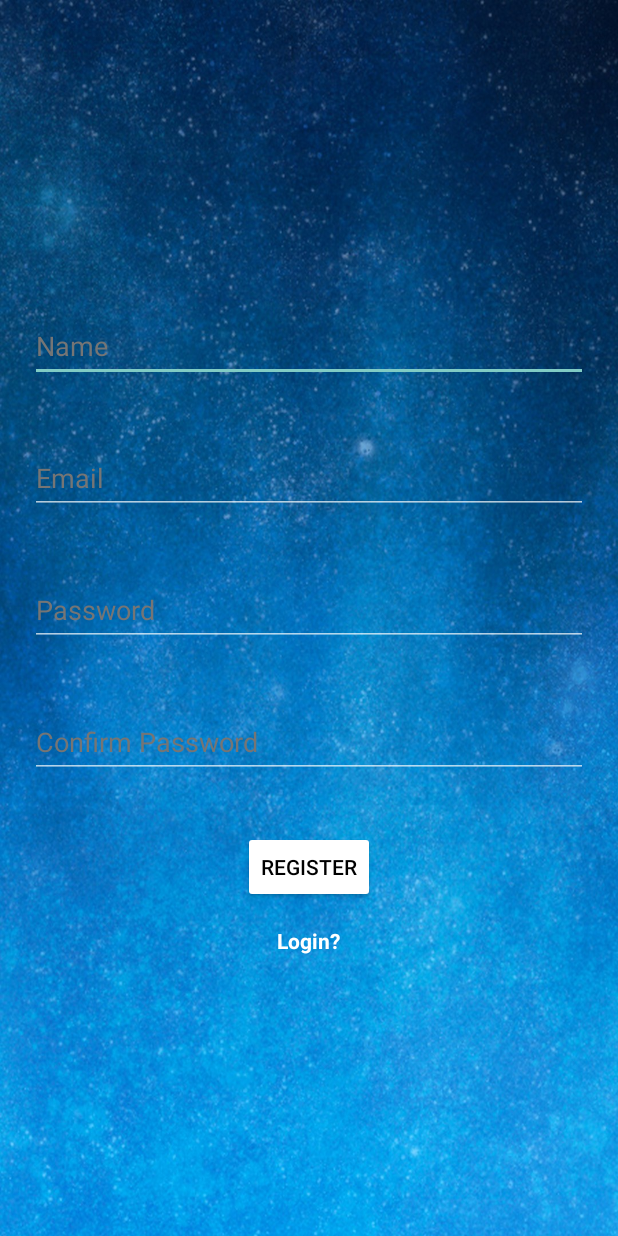
After one commit to smghazijaffri/Fitness-App, an Android app: the Register screen opened directly, with no data from a screen before it, on a phone screen of 412 x 824 dp. The commit adds this screen. Run offline under Robolectric (Android 15) with nearby library versions, the phone set to English and light mode, and no system bars; our stand-ins replace Firebase (no records; nobody signed in at launch, a user with empty details on screens opened directly).

Commit message:
Register

```diff
--- /dev/null
+++ b/app/src/main/java/com/example/fitnessapp/Register.java
@@ -0,0 +1,113 @@
+package com.example.fitnessapp;
+
+import androidx.annotation.NonNull;
+import androidx.appcompat.app.AppCompatActivity;
+
+import android.content.Intent;
+import android.os.Bundle;
+import android.view.View;
+import android.widget.Button;
+import android.widget.EditText;
+import android.widget.TextView;
+import android.widget.Toast;
+
+import com.google.android.gms.tasks.OnCompleteListener;
+import com.google.android.gms.tasks.Task;
+import com.google.firebase.auth.AuthResult;
+import com.google.firebase.auth.FirebaseAuth;
+
+import java.util.regex.Matcher;
+import java.util.regex.Pattern;
+
+public class Register extends AppCompatActivity {
+    private static final String TAG = "FirebaseInItProvider";
+    private FirebaseAuth Use;
+    EditText Name, Email, Password, ConfirmPass;
+    Button Register;
+    TextView Login;
+
+    @Override
+    protected void onCreate(Bundle savedInstanceState) {
+        super.onCreate(savedInstanceState);
+        setContentView(R.layout.activity_register);
+        onBackPressed();
+        Use = FirebaseAuth.getInstance();
+        Name =findViewById(R.id.regname);
+        Email =findViewById(R.id.regemail);
+        Password =findViewById(R.id.regpass);
+        ConfirmPass =findViewById(R.id.cpass);
+        Register = findViewById(R.id.register);
+        Login = findViewById(R.id.log);
+
+        Register.setOnClickListener(new View.OnClickListener() {
+            @Override
+            public void onClick(View v) {
+                String pass = Password.getText().toString().trim();
+                String cpass = ConfirmPass.getText().toString().trim();
+                if (pass.equals(cpass)){
+                    Register();
+                }
+                else{
+                    Password.setError("Passwords don't match");
+                    ConfirmPass.setError("Passwords don't match");
+                    Toast.makeText(Register.this, "Passwords don't match", Toast.LENGTH_SHORT).show();
+                }
+            }
+        });
+        Login.setOnClickListener(new View.OnClickListener() {
+            @Override
+            public void onClick(View v) {
+                Intent intent = new Intent(Register.this, SignIn.class);
+                startActivity(intent);
+            }
+        });
+    }
+
+    @Override
+    public void onBackPressed() {
+        /* super.onBackPressed(); */
+    }
+
+    private void Register() {
+        String Nm = Name.getText().toString().trim();
+        String Em = Email.getText().toString().trim();
+        String Pass = Password.getText().toString().trim();
+        String CPass = ConfirmPass.getText().toString().trim();
+        if (Em.isEmpty()) {
+            Email.setError("Field Empty");
+        } else if (Nm.isEmpty()) {
+            Name.setError("Field Empty");
+        } else if (Pass.isEmpty()) {
+            Password.setError("Field Empty");
+        } else if (CPass.isEmpty()) {
+            ConfirmPass.setError("Field Empty");
+        } else if (isValidPassword(Password.getText().toString().trim())) {
+            Use.createUserWithEmailAndPassword(Em, Pass).addOnCompleteListener(new OnCompleteListener<AuthResult>() {
+                @Override
+                public void onComplete(@NonNull Task<AuthResult> task) {
+                    if (task.isSuccessful()) {
+                        Toast.makeText(Register.this, "Registration Successful", Toast.LENGTH_SHORT).show();
+                        startActivity(new Intent(Register.this, home.class));
+                    } else {
+                        Toast.makeText(Register.this, task.getException().getMessage(), Toast.LENGTH_SHORT).show();
+                    }
+                }
+            });
+        } else {
+            Toast.makeText(Register.this, "Password must contain at least 1 upper case, numeric, and special character", Toast.LENGTH_SHORT).show();
+        }
+    }
+    public boolean isValidPassword(final String password) {
+
+        Pattern pattern;
+        Matcher matcher;
+
+        final String PASSWORD_PATTERN = "^(?=.*[0-9])(?=.*[a-z])(?=.*[A-Z])(?=.*[@#$%^&+=])(?=\\S+$).{4,}$";
+
+        pattern = Pattern.compile(PASSWORD_PATTERN);
+        matcher = pattern.matcher(password);
+
+        return matcher.matches();
+
+    }
+}
--- a/app/src/main/res/layout/activity_home.xml
+++ b/app/src/main/res/layout/activity_home.xml
@@ -60,11 +60,12 @@
             android:textStyle="bold"/>
 
         <TextView
-            android:layout_width="wrap_content"
+            android:layout_width="match_parent"
             android:layout_height="wrap_content"
             android:text="FITNESS APP"
             android:textStyle="bold|italic"
             android:fontFamily="sans-serif"
+            android:gravity="center"
             android:layout_gravity= "center|bottom"
             android:textColor="@color/black"
             android:layout_margin="10dp"
--- /dev/null
+++ b/app/src/main/res/layout/activity_register.xml
@@ -0,0 +1,78 @@
+<?xml version="1.0" encoding="utf-8"?>
+<LinearLayout xmlns:android="http://schemas.android.com/apk/res/android"
+    xmlns:app="http://schemas.android.com/apk/res-auto"
+    xmlns:tools="http://schemas.android.com/tools"
+    android:layout_width="match_parent"
+    android:layout_height="match_parent"
+    android:orientation="vertical"
+    android:gravity="center"
+    android:layout_gravity="center"
+    android:background="@drawable/mobile"
+    tools:context=".Register">
+
+    <EditText
+        android:id="@+id/regname"
+        android:layout_width="match_parent"
+        android:layout_height="wrap_content"
+        android:layout_margin="20dp"
+        android:autofillHints="Enter Email"
+        android:hint="Name"
+        android:inputType="textEmailAddress"
+        android:minHeight="48dp"
+        android:textColor="@color/black"
+        android:textColorHint="#757575"/>
+
+    <EditText
+        android:id="@+id/regemail"
+        android:layout_width="match_parent"
+        android:layout_height="wrap_content"
+        android:layout_margin="20dp"
+        android:autofillHints="Enter Email"
+        android:hint="Email"
+        android:inputType="textPersonName"
+        android:minHeight="48dp"
+        android:textColor="@color/black"
+        android:textColorHint="#757575"/>
+
+    <EditText
+        android:id="@+id/regpass"
+        android:layout_width="match_parent"
+        android:layout_height="wrap_content"
+        android:layout_margin="20dp"
+        android:autofillHints="Enter Password"
+        android:hint="Password"
+        android:inputType="textPassword"
+        android:minHeight="48dp"
+        android:textColor="@color/black"
+        android:textColorHint="#757575" />
+
+    <EditText
+        android:id="@+id/cpass"
+        android:layout_width="match_parent"
+        android:layout_height="wrap_content"
+        android:layout_margin="20dp"
+        android:autofillHints="Enter Password"
+        android:hint="Confirm Password"
+        android:inputType="textPassword"
+        android:minHeight="48dp"
+        android:textColor="@color/black"
+        android:textColorHint="#757575" />
+
+    <Button
+        android:id="@+id/register"
+        android:layout_width="wrap_content"
+        android:layout_height="wrap_content"
+        android:backgroundTint="@color/white"
+        android:textColor="@color/black"
+        android:text="Register"
+        android:layout_margin="15dp"/>
+
+    <TextView
+        android:id="@+id/log"
+        android:layout_width="wrap_content"
+        android:layout_height="wrap_content"
+        android:text="Login?"
+        android:textColor="@color/white"
+        android:textStyle="bold"/>
+
+</LinearLayout>
```
Also changed, not shown: app/src/main/AndroidManifest.xml (+14 -4 lines), app/src/main/java/com/example/fitnessapp/SignIn.java (+14 -4 lines), app/src/main/res/layout/activity_sign_in.xml (+7 -14 lines).
